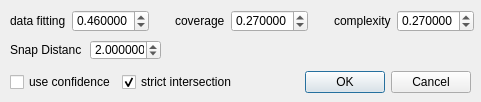
First picture: the form in qCC/ui_templates/bdrPolyFitDlg.ui, repository CloudCompare/CloudCompare, before the edit.
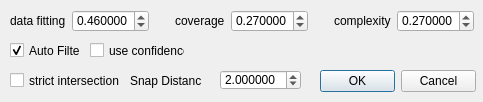
Second picture: the form after the edit.

Diff of the .ui file:
```diff
--- a/qCC/ui_templates/bdrPolyFitDlg.ui
+++ b/qCC/ui_templates/bdrPolyFitDlg.ui
@@ -6,7 +6,7 @@
    <rect>
     <x>0</x>
     <y>0</y>
-    <width>481</width>
+    <width>483</width>
     <height>102</height>
    </rect>
   </property>
@@ -117,64 +117,41 @@
     </item>
    </layout>
   </widget>
-  <widget class="QWidget" name="layoutWidget_2">
-   <property name="geometry">
-    <rect>
-     <x>10</x>
-     <y>70</y>
-     <width>461</width>
-     <height>25</height>
-    </rect>
-   </property>
-   <layout class="QHBoxLayout" name="horizontalLayout_2">
-    <item>
-     <widget class="QCheckBox" name="PolyfitcheckBox">
-      <property name="text">
-       <string notr="true">use confidence</string>
-      </property>
-     </widget>
-    </item>
-    <item>
-     <widget class="QCheckBox" name="PolyfitcheckBox2">
-      <property name="text">
-       <string notr="true">strict intersection</string>
-      </property>
-      <property name="checked">
-       <bool>true</bool>
-      </property>
-     </widget>
-    </item>
-    <item>
-     <spacer name="horizontalSpacer_2">
-      <property name="orientation">
-       <enum>Qt::Horizontal</enum>
-      </property>
-      <property name="sizeHint" stdset="0">
-       <size>
-        <width>40</width>
-        <height>20</height>
-       </size>
-      </property>
-     </spacer>
-    </item>
-    <item>
-     <widget class="QDialogButtonBox" name="buttonBox">
-      <property name="orientation">
-       <enum>Qt::Horizontal</enum>
-      </property>
-      <property name="standardButtons">
-       <set>QDialogButtonBox::Cancel|QDialogButtonBox::Ok</set>
-      </property>
-     </widget>
-    </item>
-   </layout>
-  </widget>
-  <widget class="QDoubleSpinBox" name="PolyfitSnapSpinBox">
+  <widget class="QCheckBox" name="PolyfitConfiCheckBox">
    <property name="geometry">
     <rect>
      <x>90</x>
      <y>40</y>
-     <width>71</width>
+     <width>95</width>
+     <height>21</height>
+    </rect>
+   </property>
+   <property name="text">
+    <string notr="true">use confidence</string>
+   </property>
+  </widget>
+  <widget class="QDialogButtonBox" name="buttonBox">
+   <property name="geometry">
+    <rect>
+     <x>320</x>
+     <y>70</y>
+     <width>156</width>
+     <height>23</height>
+    </rect>
+   </property>
+   <property name="orientation">
+    <enum>Qt::Horizontal</enum>
+   </property>
+   <property name="standardButtons">
+    <set>QDialogButtonBox::Cancel|QDialogButtonBox::Ok</set>
+   </property>
+  </widget>
+  <widget class="QDoubleSpinBox" name="PolyfitSnapSpinBox">
+   <property name="geometry">
+    <rect>
+     <x>220</x>
+     <y>70</y>
+     <width>81</width>
      <height>20</height>
     </rect>
    </property>
@@ -203,16 +180,48 @@
   <widget class="QLabel" name="label1_3">
    <property name="geometry">
     <rect>
-     <x>10</x>
-     <y>40</y>
+     <x>130</x>
+     <y>70</y>
      <width>71</width>
-     <height>20</height>
+     <height>21</height>
     </rect>
    </property>
    <property name="text">
     <string>Snap Distance</string>
    </property>
   </widget>
+  <widget class="QCheckBox" name="PolyfitAutoFilterCheckBox">
+   <property name="geometry">
+    <rect>
+     <x>10</x>
+     <y>40</y>
+     <width>71</width>
+     <height>21</height>
+    </rect>
+   </property>
+   <property name="text">
+    <string notr="true">Auto Filter</string>
+   </property>
+   <property name="checked">
+    <bool>true</bool>
+   </property>
+  </widget>
+  <widget class="QCheckBox" name="PolyfitStrictCheckBox">
+   <property name="geometry">
+    <rect>
+     <x>10</x>
+     <y>70</y>
+     <width>111</width>
+     <height>21</height>
+    </rect>
+   </property>
+   <property name="text">
+    <string notr="true">strict intersection</string>
+   </property>
+   <property name="checked">
+    <bool>false</bool>
+   </property>
+  </widget>
  </widget>
  <resources/>
  <connections>
```
Left out of the diff: 32 changed lines with no effect on the pictures.
